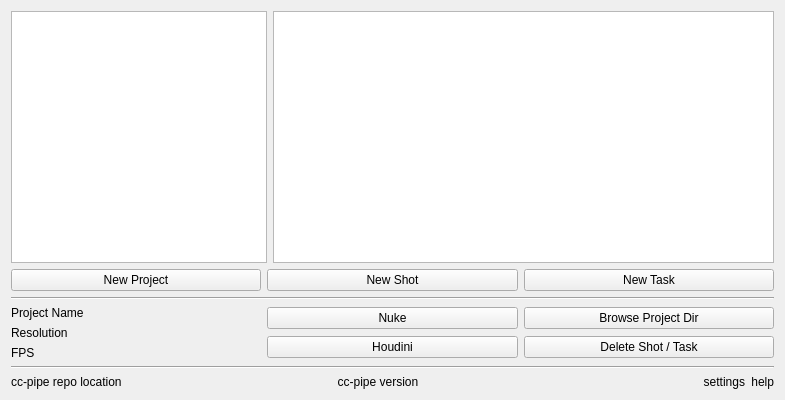
carlocarfora/cc-pipe, file ui/MainWindow.ui: the form before one commit.
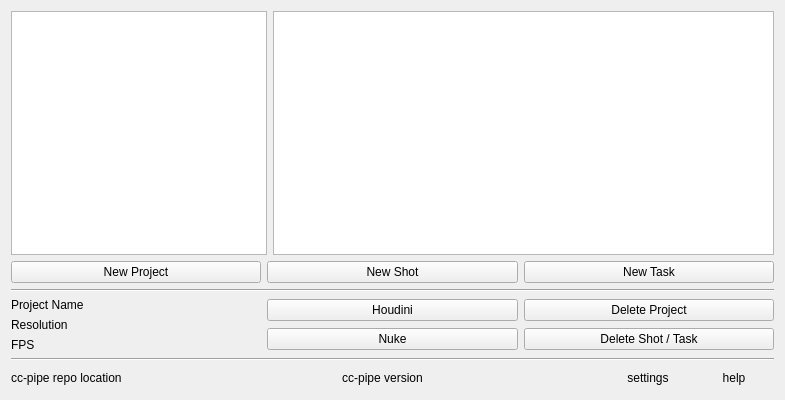
The form after the commit.

Commit message: working folder structure and gui

Patch:
```diff
--- a/ui/MainWindow.ui
+++ b/ui/MainWindow.ui
@@ -98,13 +98,6 @@
      </item>
      <item>
       <layout class="QVBoxLayout" name="VBoxSoftBtns">
-       <item>
-        <widget class="QPushButton" name="NukBtn">
-         <property name="text">
-          <string>Nuke</string>
-         </property>
-        </widget>
-       </item>
        <item>
         <widget class="QPushButton" name="HouBtn">
          <property name="text">
@@ -112,6 +105,13 @@
          </property>
         </widget>
        </item>
+       <item>
+        <widget class="QPushButton" name="NukBtn">
+         <property name="text">
+          <string>Nuke</string>
+         </property>
+        </widget>
+       </item>
       </layout>
      </item>
      <item>
@@ -119,7 +119,7 @@
        <item>
         <widget class="QPushButton" name="BrowseProjBtn">
          <property name="text">
-          <string>Browse Project Dir</string>
+          <string>Delete Project</string>
          </property>
         </widget>
        </item>
@@ -142,7 +142,7 @@
     </widget>
    </item>
    <item>
-    <layout class="QHBoxLayout" name="HBoxSettings" stretch="1,1,1,0">
+    <layout class="QHBoxLayout" name="HBoxSettings" stretch="1,3,0,0">
      <item>
       <widget class="QLabel" name="RepoLocationLbl">
        <property name="text">
@@ -161,22 +161,22 @@
       </widget>
      </item>
      <item>
-      <widget class="QLabel" name="SettingsLbl">
+      <widget class="QPushButton" name="SettingsBtn">
        <property name="text">
         <string>settings</string>
        </property>
-       <property name="alignment">
-        <set>Qt::AlignRight|Qt::AlignTrailing|Qt::AlignVCenter</set>
+       <property name="flat">
+        <bool>true</bool>
        </property>
       </widget>
      </item>
      <item>
-      <widget class="QLabel" name="HelpLbl">
+      <widget class="QPushButton" name="HelpBtn">
        <property name="text">
         <string>help</string>
        </property>
-       <property name="alignment">
-        <set>Qt::AlignRight|Qt::AlignTrailing|Qt::AlignVCenter</set>
+       <property name="flat">
+        <bool>true</bool>
        </property>
       </widget>
      </item>
```
Left out of the diff: 2 changed lines with no effect on the pictures. The commit also changes 4 other files.
